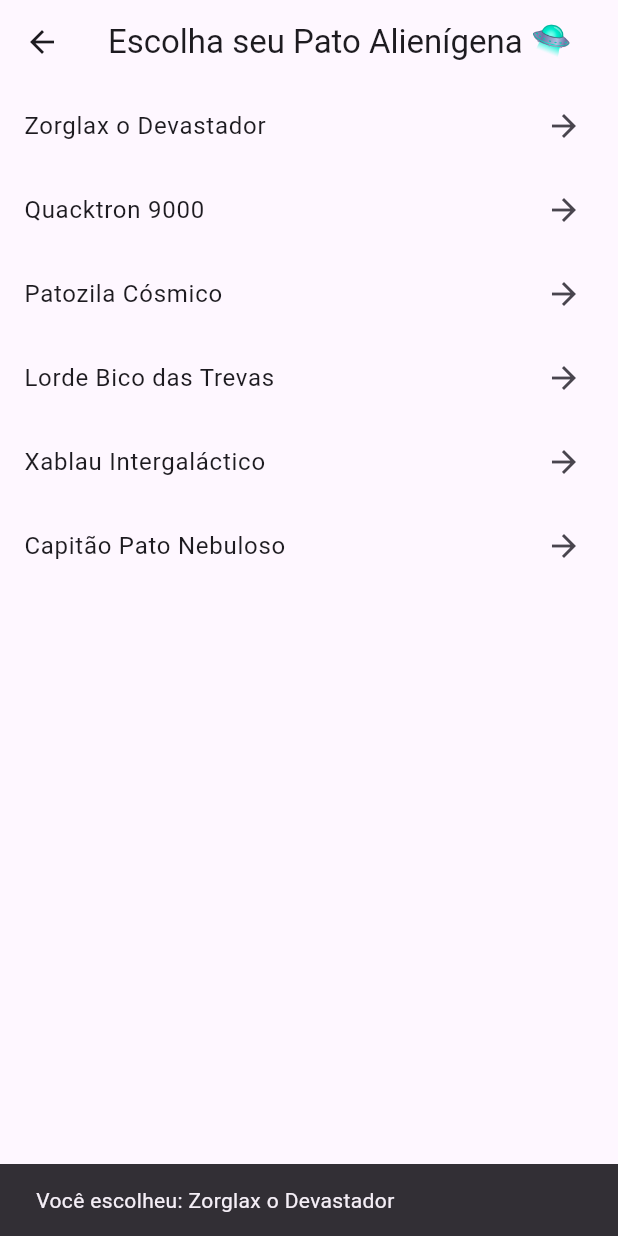
After one commit to gabrieldemoraisfreitas/cadastro_flutter, a Flutter app: the PatosScreen screen opened directly, after a tap on "Zorglax o Devastador", on a phone screen of 412 x 824 dp. The commit adds this screen. Run offline on Flutter 3.47's test engine with Material 3 defaults, Android fonts, the phone set to English and light mode, and no system bars.

Commit message:
Adiciona tela de patos alienígenas

```diff
--- a/lib/screens/cadastro_screen.dart
+++ b/lib/screens/cadastro_screen.dart
@@ -1,4 +1,5 @@
 import 'package:flutter/material.dart';
+import 'patos_screen.dart';
 
 class CadastroScreen extends StatefulWidget {
   const CadastroScreen({super.key});
@@ -20,6 +21,15 @@ class _CadastroScreenState extends State<CadastroScreen> {
       ScaffoldMessenger.of(context).showSnackBar(
         const SnackBar(content: Text('Cadastro realizado com sucesso!')),
       );
+
+      Future.delayed(const Duration(seconds: 1), () {
+        Navigator.push(
+          context,
+          MaterialPageRoute(
+            builder: (context) => const PatosScreen(),
+          ),
+        );
+      });
 
       _nomeController.clear();
       _emailController.clear();
--- /dev/null
+++ b/lib/screens/patos_screen.dart
@@ -0,0 +1,39 @@
+import 'package:flutter/material.dart';
+
+class PatosScreen extends StatelessWidget {
+  const PatosScreen({super.key});
+
+  final List<String> patos = const [
+    'Zorglax o Devastador',
+    'Quacktron 9000',
+    'Patozila Cósmico',
+    'Lorde Bico das Trevas',
+    'Xablau Intergaláctico',
+    'Capitão Pato Nebuloso',
+  ];
+
+  @override
+  Widget build(BuildContext context) {
+    return Scaffold(
+      appBar: AppBar(
+        title: const Text('Escolha seu Pato Alienígena 🛸'),
+      ),
+      body: ListView.builder(
+        itemCount: patos.length,
+        itemBuilder: (context, index) {
+          return ListTile(
+            title: Text(patos[index]),
+            trailing: const Icon(Icons.arrow_forward),
+            onTap: () {
+              ScaffoldMessenger.of(context).showSnackBar(
+                SnackBar(
+                  content: Text('Você escolheu: ${patos[index]}'),
+                ),
+              );
+            },
+          );
+        },
+      ),
+    );
+  }
+}
```
